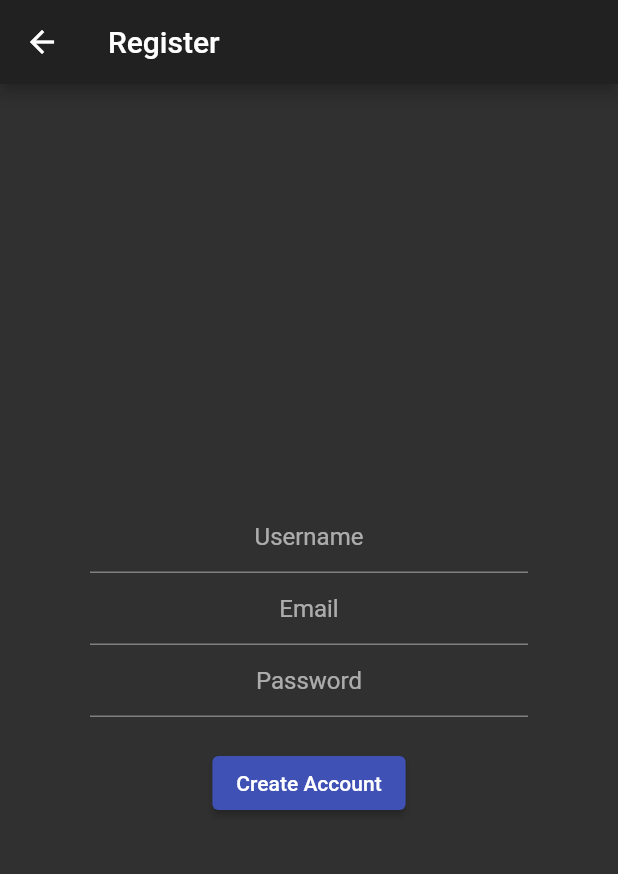
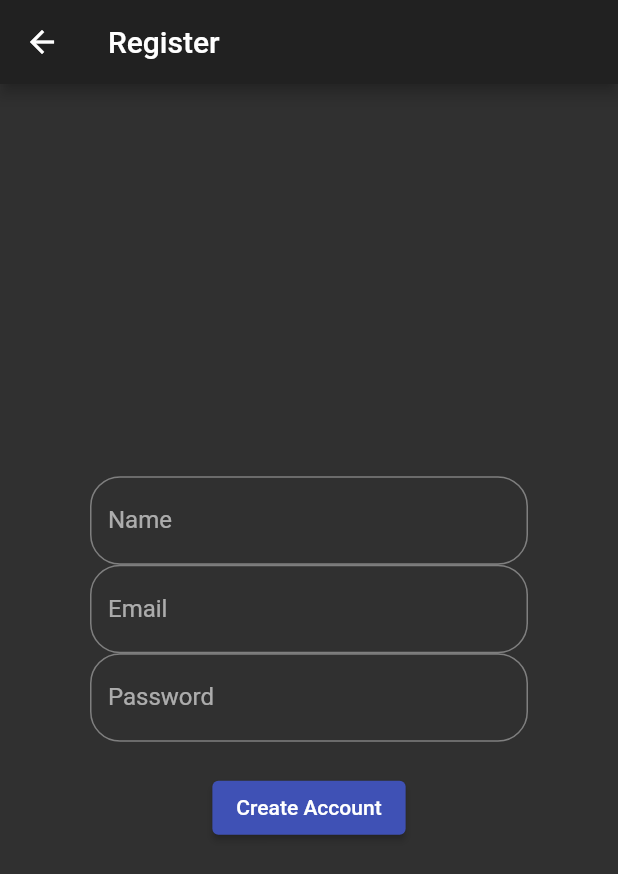
Before and after one commit to mimoriam/firebase_auth_example, a Flutter app: the screen it shows after launch, after a tap on "Create Account", on a phone screen of 412 x 824 dp. Shown: the top 874 px of the screen. Run offline on Flutter 3.47's test engine with Material 2 defaults, Android fonts, the phone set to English and light mode, and no system bars; drawn by our look-alikes of flutter_form_builder; our stand-ins replace cloud_firestore, firebase_auth, firebase_core, flutter_signin_button, google_sign_in, shared_preferences; accounts and stored records are empty.

Commit message:
Commit #12 - Finally fixed the annoying "displayName: null" and also added Flutter Form builder for validation!

```diff
--- a/lib/screens/login_page.dart
+++ b/lib/screens/login_page.dart
@@ -16,6 +16,7 @@ import 'package:cloud_firestore/cloud_firestore.dart';
 
 // Custom:
 import 'package:flutter_signin_button/flutter_signin_button.dart';
+import 'package:flutter_form_builder/flutter_form_builder.dart';
 
 class LoginPage extends StatefulWidget {
   final FirebaseAuth auth;
@@ -34,8 +35,7 @@ class _LoginPageState extends State<LoginPage> {
   final FirebaseAuth _auth = FirebaseAuth.instance;
   final FirebaseFirestore _firestore = FirebaseFirestore.instance;
 
-  final TextEditingController _emailController = TextEditingController();
-  final TextEditingController _passwordController = TextEditingController();
+  final _formKey = GlobalKey<FormBuilderState>();
 
   @override
   Widget build(BuildContext context) {
@@ -49,35 +49,51 @@ class _LoginPageState extends State<LoginPage> {
           child: Builder(
             builder: (BuildContext context) {
               return SingleChildScrollView(
+                child: FormBuilder(
+                  key: _formKey,
                   child: Column(
                     mainAxisAlignment: MainAxisAlignment.center,
                     children: [
-                    TextFormField(
-                      key: const ValueKey("email"),
-                      textAlign: TextAlign.center,
-                      decoration: const InputDecoration(hintText: "Email"),
-                      controller: _emailController,
+                      FormBuilderTextField(
+                        name: 'email',
+                        validator: FormBuilderValidators.compose([
+                          FormBuilderValidators.required(context),
+                          FormBuilderValidators.email(context),
+                          FormBuilderValidators.minLength(context, 6),
+                        ]),
+                        autovalidateMode: AutovalidateMode.onUserInteraction,
+                        decoration: InputDecoration(
+                          labelText: "Email",
+                          border: OutlineInputBorder(
+                            borderRadius: BorderRadius.circular(20.0),
                           ),
-                    TextFormField(
-                      key: const ValueKey("password"),
-                      textAlign: TextAlign.center,
-                      decoration: const InputDecoration(hintText: "Password"),
-                      controller: _passwordController,
+                          labelStyle: TextStyle(),
                         ),
-                    const SizedBox(
-                      height: 20,
+                      ),
+                      FormBuilderTextField(
+                        name: 'password',
+                        validator: FormBuilderValidators.compose([
+                          FormBuilderValidators.required(context),
+                          FormBuilderValidators.minLength(context, 6),
+                        ]),
+                        autovalidateMode: AutovalidateMode.onUserInteraction,
+                        decoration: InputDecoration(
+                          labelText: "Password",
+                          border: OutlineInputBorder(
+                            borderRadius: BorderRadius.circular(20.0),
+                          ),
+                          labelStyle: TextStyle(),
+                        ),
                       ),
                       ElevatedButton(
                         child: const Text("Sign In"),
-                      key: const ValueKey("signIn"),
                         onPressed: () async {
                           final String? returnValue = await Auth(auth: widget.auth).signIn(
-                          email: _emailController.text,
-                          password: _passwordController.text,
+                            email: _formKey.currentState!.fields['email']!.value,
+                            password: _formKey.currentState!.fields['password']!.value,
                           );
                           if (returnValue == "Success") {
-                          _emailController.clear();
-                          _passwordController.clear();
+                            _formKey.currentState?.reset();
                           } else {
                             ScaffoldMessenger.of(context).showSnackBar(
                               SnackBar(
@@ -87,9 +103,6 @@ class _LoginPageState extends State<LoginPage> {
                           }
                         },
                       ),
-                    SignInButton(Buttons.GoogleDark, onPressed: () async {
-                      await Auth(auth: widget.auth).signInWithGoogle();
-                    }),
                       ElevatedButton(
                         child: const Text("Create Account"),
                         onPressed: () async {
@@ -104,7 +117,11 @@ class _LoginPageState extends State<LoginPage> {
                           );
                         },
                       ),
+                      SignInButton(Buttons.GoogleDark, onPressed: () async {
+                        await Auth(auth: widget.auth).signInWithGoogle();
+                      }),
                     ],
+                  ),
                 ),
               );
             },
--- a/lib/screens/register_page.dart
+++ b/lib/screens/register_page.dart
@@ -14,6 +14,7 @@ import 'package:firebase_auth/firebase_auth.dart';
 import 'package:cloud_firestore/cloud_firestore.dart';
 
 // Custom:
+import 'package:flutter_form_builder/flutter_form_builder.dart';
 
 class RegisterPage extends StatefulWidget {
   final FirebaseAuth auth;
@@ -29,10 +30,7 @@ class RegisterPage extends StatefulWidget {
 }
 
 class _RegisterPageState extends State<RegisterPage> {
-
-  final TextEditingController _displayNameController = TextEditingController();
-  final TextEditingController _emailController = TextEditingController();
-  final TextEditingController _passwordController = TextEditingController();
+  final _formKey = GlobalKey<FormBuilderState>();
 
   @override
   Widget build(BuildContext context) {
@@ -45,53 +43,83 @@ class _RegisterPageState extends State<RegisterPage> {
           padding: const EdgeInsets.all(60.0),
           child: Builder(
             builder: (BuildContext context) {
-              return Column(
+              return SingleChildScrollView(
+                child: FormBuilder(
+                  key: _formKey,
+                  child: Column(
                     mainAxisAlignment: MainAxisAlignment.center,
                     children: [
-                  TextFormField(
-                    key: const ValueKey("username"),
-                    textAlign: TextAlign.center,
-                    decoration: const InputDecoration(hintText: "Username"),
-                    controller: _displayNameController,
+                      FormBuilderTextField(
+                        name: 'name',
+                        validator: FormBuilderValidators.compose([
+                          FormBuilderValidators.required(context),
+                        ]),
+                        autovalidateMode: AutovalidateMode.onUserInteraction,
+                        decoration: InputDecoration(
+                          labelText: "Name",
+                          border: OutlineInputBorder(
+                            borderRadius: BorderRadius.circular(20.0),
                           ),
-                  TextFormField(
-                    key: const ValueKey("email"),
-                    textAlign: TextAlign.center,
-                    decoration: const InputDecoration(hintText: "Email"),
-                    controller: _emailController,
+                          labelStyle: TextStyle(),
                         ),
-                  TextFormField(
-                    key: const ValueKey("password"),
-                    textAlign: TextAlign.center,
-                    decoration: const InputDecoration(hintText: "Password"),
-                    controller: _passwordController,
                       ),
-                  const SizedBox(
-                    height: 20,
+                      FormBuilderTextField(
+                        name: 'email',
+                        validator: FormBuilderValidators.compose([
+                          FormBuilderValidators.required(context),
+                          FormBuilderValidators.email(context),
+                          FormBuilderValidators.minLength(context, 6),
+                        ]),
+                        autovalidateMode: AutovalidateMode.onUserInteraction,
+                        decoration: InputDecoration(
+                          labelText: "Email",
+                          border: OutlineInputBorder(
+                            borderRadius: BorderRadius.circular(20.0),
+                          ),
+                          labelStyle: TextStyle(),
+                        ),
+                      ),
+                      FormBuilderTextField(
+                        name: 'password',
+                        validator: FormBuilderValidators.compose([
+                          FormBuilderValidators.required(context),
+                          FormBuilderValidators.minLength(context, 6),
+                        ]),
+                        autovalidateMode: AutovalidateMode.onUserInteraction,
+                        decoration: InputDecoration(
+                          labelText: "Password",
+                          border: OutlineInputBorder(
+                            borderRadius: BorderRadius.circular(20.0),
+                          ),
+                          labelStyle: TextStyle(),
+                        ),
+                      ),
+                      SizedBox(
+                        height: 20.0,
                       ),
                       ElevatedButton(
                         child: const Text("Create Account"),
                         onPressed: () async {
-                      final String returnValue = await Auth(auth: widget.auth).createAccount(
-                        displayName: _displayNameController.text,
-                        email: _emailController.text,
-                        password: _passwordController.text,
+                          final String? returnValue = await Auth(auth: widget.auth).createAccount(
+                            displayName: _formKey.currentState!.fields['name']!.value,
+                            email: _formKey.currentState!.fields['email']!.value,
+                            password: _formKey.currentState!.fields['password']!.value,
                           );
                           if (returnValue == "Success") {
-                        _displayNameController.clear();
-                        _emailController.clear();
-                        _passwordController.clear();
+                            _formKey.currentState?.reset();
                             Navigator.pop(context);
                           } else {
                             ScaffoldMessenger.of(context).showSnackBar(
                               SnackBar(
-                            content: Text(returnValue),
+                                content: Text(returnValue!),
                               ),
                             );
                           }
                         },
                       ),
                     ],
+                  ),
+                ),
               );
             },
           ),
--- a/lib/services/database.dart
+++ b/lib/services/database.dart
@@ -27,7 +27,7 @@ class Database {
           .collection("todos")
           // .where("done", isEqualTo: false)
           .snapshots()
-          .map((QuerySnapshot<Map<String, dynamic>> query) {
+          .map((QuerySnapshot<Map<String, dynamic>> query ) {
         final List<TodoModel> returnValue = <TodoModel>[];
         for (final DocumentSnapshot<Map<String, dynamic>> doc in query.docs) {
           returnValue.add(TodoModel.fromDocumentSnapshot(documentSnapshot: doc));
--- a/pubspec.yaml
+++ b/pubspec.yaml
@@ -32,6 +32,9 @@ dependencies:
   # General stuff:
   provider: ^5.0.0
   shared_preferences: ^2.0.5
+
+  # Form & Validation:
+  flutter_form_builder: ^6.0.1
 
   # Firebase stuff:
   firebase_core: ^1.2.0
```
Also changed, not shown: lib/services/auth.dart (+96 -80 lines), lib/utils/shared_prefs_helper.dart (added, +61 -0 lines), pubspec.lock. Lines whose indentation alone changed are shown as unchanged.
